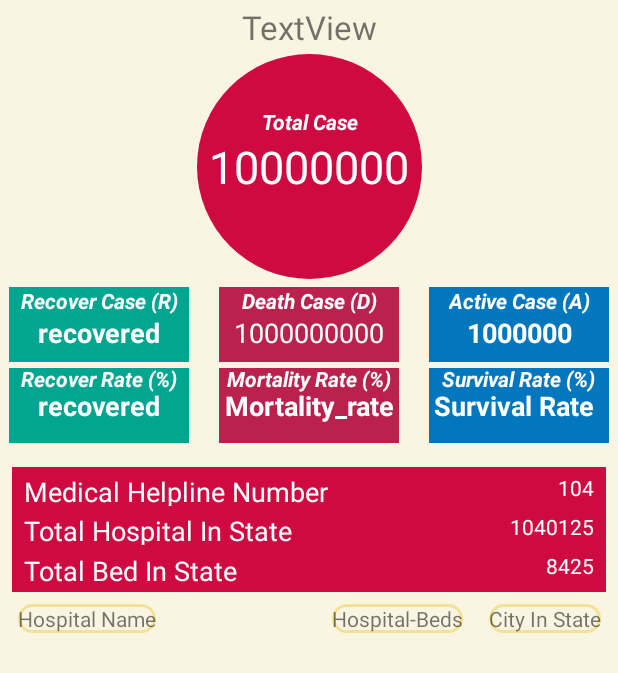
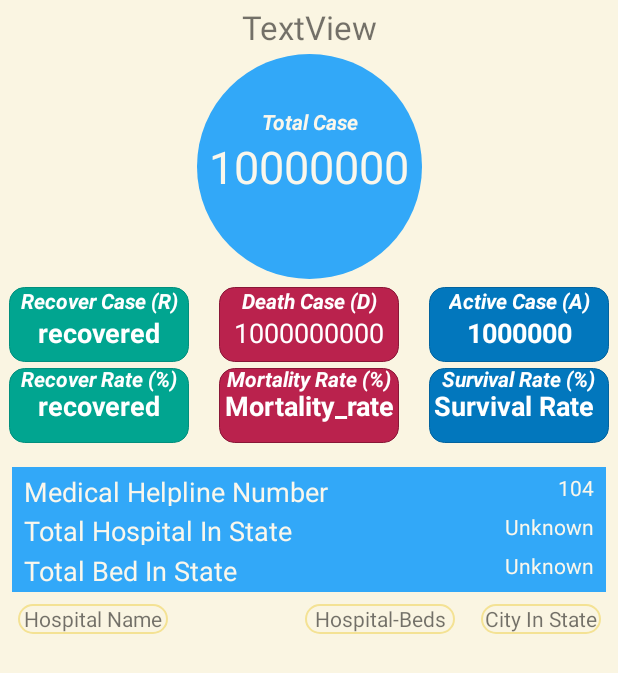
Before and after one commit to ag597482/Covid19, an Android app: the layout activity_prediction.xml on its own in the app's theme, with its tools: preview values and no code run, on a phone screen of 412 x 824 dp. Shown: the top 673 px of the screen. Run offline under Robolectric (Android 15) with nearby library versions, the phone set to English and light mode, and no system bars.

```diff
--- /dev/null
+++ b/app/src/main/res/drawable/rectangular_active.xml
@@ -0,0 +1,13 @@
+<shape xmlns:android="http://schemas.android.com/apk/res/android"
+    android:shape="rectangle">
+    <solid
+        android:color="@color/Active"
+        />
+    <size
+        android:width="300dp"
+        android:height="100dp" />
+    <corners android:radius="10dp" />
+    <stroke
+        android:width="0.1dp"
+        android:color="#02639E" />
+</shape>
--- /dev/null
+++ b/app/src/main/res/drawable/rectangular_deathss.xml
@@ -0,0 +1,13 @@
+<shape xmlns:android="http://schemas.android.com/apk/res/android"
+    android:shape="rectangle">
+    <solid
+        android:color="@color/RED"
+        />
+    <size
+        android:width="300dp"
+        android:height="100dp" />
+    <corners android:radius="10dp" />
+    <stroke
+        android:width="0.5dp"
+        android:color="#881737" />
+</shape>
--- /dev/null
+++ b/app/src/main/res/drawable/rectangular_recover.xml
@@ -0,0 +1,13 @@
+<shape xmlns:android="http://schemas.android.com/apk/res/android"
+    android:shape="rectangle">
+    <solid
+        android:color="@color/Recover"
+        />
+    <size
+        android:width="300dp"
+        android:height="100dp" />
+    <corners android:radius="10dp" />
+    <stroke
+        android:width="0.5dp"
+        android:color="#028F7D" />
+</shape>
--- a/app/src/main/res/layout/activity_prediction.xml
+++ b/app/src/main/res/layout/activity_prediction.xml
@@ -45,7 +45,7 @@
         android:background="@drawable/rounded_textview"
         android:gravity="center"
         android:text="10000000"
-        android:textColor="#FFFFFF"
+        android:textColor="@color/background"
         android:textSize="30sp"
         app:layout_constraintEnd_toEndOf="parent"
         app:layout_constraintStart_toStartOf="parent"
@@ -58,7 +58,7 @@
         android:layout_height="wrap_content"
         android:layout_marginTop="35dp"
         android:text="Total Case"
-        android:textColor="#FFFFFF"
+        android:textColor="@color/background"
         android:textStyle="bold|italic"
         app:layout_constraintEnd_toEndOf="@+id/total_cases"
         app:layout_constraintStart_toStartOf="@+id/total_cases"
@@ -97,7 +97,7 @@
         android:layout_marginTop="5dp"
         android:layout_marginEnd="16dp"
         android:layout_marginRight="16dp"
-        android:background="@color/Recover"
+        android:background="@drawable/rectangular_recover"
         android:orientation="vertical"
         app:layout_constraintEnd_toStartOf="@+id/constraintLayout2"
         app:layout_constraintStart_toStartOf="parent"
@@ -161,7 +161,7 @@
         android:layout_width="120dp"
         android:layout_height="50dp"
         android:layout_marginTop="5dp"
-        android:background="@color/colorPrimaryDark"
+        android:background="@drawable/rectangular_deathss"
         android:orientation="vertical"
         app:layout_constraintEnd_toEndOf="parent"
         app:layout_constraintStart_toStartOf="parent"
@@ -228,7 +228,7 @@
         android:layout_marginTop="5dp"
         android:layout_marginEnd="6dp"
         android:layout_marginRight="6dp"
-        android:background="@color/Active"
+        android:background="@drawable/rectangular_active"
         android:orientation="vertical"
         app:layout_constraintEnd_toEndOf="parent"
         app:layout_constraintStart_toEndOf="@+id/constraintLayout2"
@@ -294,7 +294,7 @@
         android:layout_marginStart="6dp"
         android:layout_marginLeft="6dp"
         android:layout_marginTop="4dp"
-        android:background="#01A590"
+        android:background="@drawable/rectangular_recover"
         android:orientation="vertical"
         app:layout_constraintStart_toStartOf="parent"
         app:layout_constraintTop_toBottomOf="@+id/recover_cases_layout">
@@ -333,7 +333,7 @@
         android:layout_width="120dp"
         android:layout_height="50dp"
         android:layout_marginTop="4dp"
-        android:background="@color/colorPrimaryDark"
+        android:background="@drawable/rectangular_deathss"
         android:orientation="vertical"
         app:layout_constraintEnd_toEndOf="@+id/recovery_case_layout"
         app:layout_constraintTop_toBottomOf="@+id/recovery_case_layout">
@@ -373,7 +373,7 @@
         android:layout_width="120dp"
         android:layout_height="50dp"
         android:layout_marginTop="4dp"
-        android:background="@color/Active"
+        android:background="@drawable/rectangular_active"
         android:orientation="vertical"
         app:layout_constraintEnd_toEndOf="@+id/constraintLayout3"
         app:layout_constraintTop_toBottomOf="@+id/constraintLayout3">
@@ -430,7 +430,7 @@
             android:layout_marginLeft="8dp"
             android:layout_marginTop="4dp"
             android:text="Medical Helpline Number"
-            android:textColor="#FFFFFF"
+            android:textColor="@color/background"
             android:textSize="18sp"
             app:layout_constraintStart_toStartOf="parent"
             app:layout_constraintTop_toTopOf="parent" />
@@ -443,7 +443,7 @@
             android:layout_marginLeft="8dp"
             android:layout_marginTop="4dp"
             android:text="Total Hospital In State"
-            android:textColor="#FFFFFF"
+            android:textColor="@color/background"
             android:textSize="18sp"
             app:layout_constraintStart_toStartOf="parent"
             app:layout_constraintTop_toBottomOf="@+id/medical_helpline" />
@@ -457,7 +457,7 @@
             android:layout_marginTop="4dp"
             android:layout_marginBottom="4dp"
             android:text="Total Bed In State"
-            android:textColor="#FFFFFF"
+            android:textColor="@color/background"
             android:textSize="18sp"
             app:layout_constraintBottom_toBottomOf="parent"
             app:layout_constraintStart_toStartOf="parent"
@@ -470,8 +470,8 @@
             android:layout_marginTop="4dp"
             android:layout_marginEnd="8dp"
             android:layout_marginRight="8dp"
-            android:text="1040125"
-            android:textColor="#FFFFFF"
+            android:text="Unknown"
+            android:textColor="@color/background"
             app:layout_constraintEnd_toEndOf="parent"
             app:layout_constraintTop_toBottomOf="@+id/textView7" />
 
@@ -482,8 +482,8 @@
             android:layout_marginTop="4dp"
             android:layout_marginEnd="8dp"
             android:layout_marginRight="8dp"
-            android:text="8425"
-            android:textColor="#FFFFFF"
+            android:text="Unknown"
+            android:textColor="@color/background"
             app:layout_constraintEnd_toEndOf="parent"
             app:layout_constraintTop_toBottomOf="@+id/hospital_value" />
 
@@ -494,43 +494,46 @@
             android:layout_marginEnd="8dp"
             android:layout_marginRight="8dp"
             android:text="104"
-            android:textColor="#FFFFFF"
+            android:textColor="@color/background"
             app:layout_constraintEnd_toEndOf="parent"
             app:layout_constraintTop_toTopOf="@+id/medical_helpline" />
     </androidx.constraintlayout.widget.ConstraintLayout>
 
     <TextView
         android:id="@+id/textView8"
-        android:layout_width="wrap_content"
-        android:layout_height="wrap_content"
+        android:layout_width="100dp"
+        android:layout_height="20dp"
         android:layout_marginStart="4dp"
         android:layout_marginLeft="4dp"
         android:layout_marginTop="8dp"
-        android:background="@drawable/transparent_rectengle"
+        android:background="@drawable/rectangular"
+        android:gravity="center"
         android:text="Hospital Name"
         app:layout_constraintStart_toStartOf="@+id/constraintLayout4"
         app:layout_constraintTop_toBottomOf="@+id/constraintLayout4" />
 
     <TextView
         android:id="@+id/textView9"
-        android:layout_width="wrap_content"
-        android:layout_height="wrap_content"
+        android:layout_width="80dp"
+        android:layout_height="20dp"
         android:layout_marginTop="8dp"
         android:layout_marginEnd="3dp"
         android:layout_marginRight="3dp"
-        android:background="@drawable/transparent_rectengle"
+        android:background="@drawable/rectangular"
+        android:gravity="center"
         android:text="City In State"
         app:layout_constraintEnd_toEndOf="@+id/constraintLayout4"
         app:layout_constraintTop_toBottomOf="@+id/constraintLayout4" />
 
     <TextView
         android:id="@+id/textView10"
-        android:layout_width="wrap_content"
-        android:layout_height="wrap_content"
+        android:layout_width="100dp"
+        android:layout_height="20dp"
         android:layout_marginTop="8dp"
         android:layout_marginEnd="17dp"
         android:layout_marginRight="17dp"
-        android:background="@drawable/transparent_rectengle"
+        android:background="@drawable/rectangular"
+        android:gravity="center"
         android:text="Hospital-Beds"
         app:layout_constraintEnd_toStartOf="@+id/textView9"
         app:layout_constraintTop_toBottomOf="@+id/constraintLayout4" />
--- a/app/src/main/res/values/colors.xml
+++ b/app/src/main/res/values/colors.xml
@@ -1,15 +1,17 @@
 <?xml version="1.0" encoding="utf-8"?>
 <resources>
-    <color name="colorPrimaryDark">#ba224d</color>
-    <color name="colorPrimary">#CF0A41</color>
-<!--    <color name="colorPrimaryDark">#0277BD</color>-->
-<!--    <color name="colorPrimary">#32A8F8</color>-->
+<!--    <color name="colorPrimaryDark">#ba224d</color>-->
+<!--    <color name="colorPrimary">#CF0A41</color>-->
+    <color name="colorPrimaryDark">#0277BD</color>
+    <color name="colorPrimary">#32A8F8</color>
     <color name="colorAccent">#03DAC5</color>
     <color name="Recover">#01A590</color>
     <color name="death">#CF0A28</color>
     <color name="Active">#0277BD</color>
     <color name="background">#FAF7EC</color>
+
+    <color name="backgroundDark">#DAD6C7</color>
     <color name="RED">#ba224d</color>
-
+    <color name="black_text">#392E2E</color>
     <color name="c">#D2CDCD</color>
 </resources>
--- a/app/src/main/res/values/strings.xml
+++ b/app/src/main/res/values/strings.xml
@@ -1,5 +1,5 @@
 <resources>
-    <string name="app_name">Covid19</string>
+    <string name="app_name">Covid India</string>
     <string name="Country">Country-Wise</string>
     <string name="State">State-Wise</string>
     <string name="Distict">District-Wise</string>
```
Also changed, not shown: app/src/main/AndroidManifest.xml (+11 -1 lines), app/src/main/java/com/example/android/covid19/Splash.java (added, +35 -0 lines), app/src/main/res/layout/activity_main.xml (+12 -11 lines), app/src/main/res/layout/activity_splash.xml (added, +28 -0 lines), app/src/main/res/drawable/l1.png (added), app/src/main/res/mipmap-hdpi/ic_launcher.png, app/src/main/res/mipmap-mdpi/ic_launcher.png, app/src/main/res/mipmap-xhdpi/ic_launcher.png, app/src/main/res/mipmap-xxhdpi/ic_launcher.png, app/src/main/res/mipmap-xxxhdpi/ic_launcher.png.
